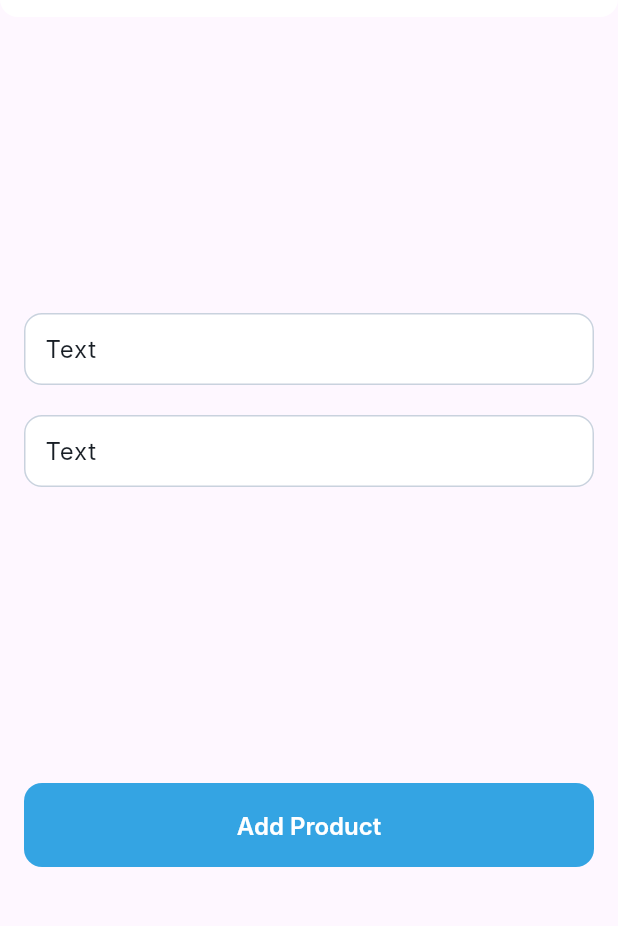
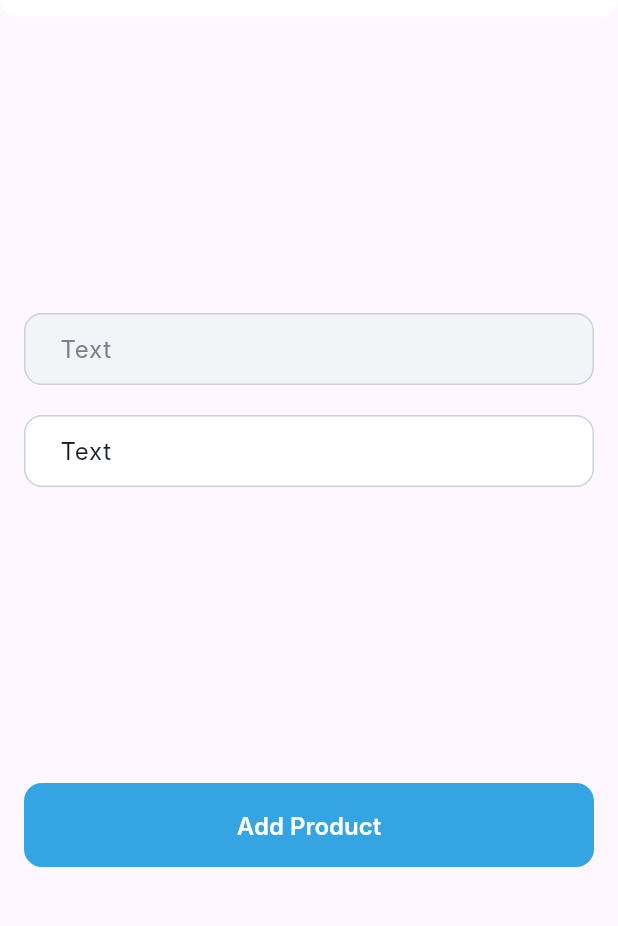
Before and after one commit to damjan-Igrowth/INT-Milan_Zezelj-Shop, a Flutter app: the screen it shows after launch, on a phone screen of 412 x 824 dp, the part 73-999 px from its top. Run offline on Flutter 3.47's test engine with Material 3 defaults, Android fonts, the phone set to English and light mode, and no system bars; Roboto replaces fonts that are missing (Inter).

Commit message:
Fixed content padding, label style and changed to stateless widget

```diff
--- a/lib/screens/home_screen.dart
+++ b/lib/screens/home_screen.dart
@@ -56,6 +56,7 @@ class _HomeScreenState extends State<HomeScreen> {
                 child: Column(
                   children: [
                     TBTextInput(
+                      enabled: false,
                       textEditingController: _textEditingController,
                       label: "Text",
                       validator: (value) {
--- a/lib/widgets/text_input_widget.dart
+++ b/lib/widgets/text_input_widget.dart
@@ -2,7 +2,7 @@ import 'package:flutter/material.dart';
 import 'package:tech_byte/utils/colors.dart';
 import 'package:tech_byte/utils/constants.dart';
 
-class TBTextInput extends StatefulWidget {
+class TBTextInput extends StatelessWidget {
   final TextEditingController textEditingController;
   final String label;
   final String? Function(String?)? validator;
@@ -15,38 +15,23 @@ class TBTextInput extends StatefulWidget {
       this.enabled});
 
   @override
-  State<TBTextInput> createState() => _TBTextInputState();
-}
-
-class _TBTextInputState extends State<TBTextInput> {
-  final FocusNode _focusNode = FocusNode();
-  @override
-  void initState() {
-    super.initState();
-  }
-
-  @override
   Widget build(BuildContext context) {
     return TextFormField(
-      enabled: widget.enabled,
+      enabled: enabled,
       onTapOutside: (event) {
-        _focusNode.unfocus();
+        FocusScope.of(context).unfocus();
       },
-      validator: widget.validator,
-      controller: widget.textEditingController,
-      focusNode: _focusNode,
+      validator: validator,
+      controller: textEditingController,
       style: MaterialStateTextStyle.resolveWith(
         (states) {
+          Color color = TBColor.textInput.black;
           if (states.contains(MaterialState.disabled)) {
-            return TextStyle(
-                color: TBColor.textInput.grey,
-                fontFamily: "Inter",
-                fontSize: 16,
-                fontWeight: FontWeight.w600);
+            color = TBColor.textInput.grey;
           }
 
           return TextStyle(
-              color: TBColor.textInput.black,
+              color: color,
               fontFamily: "Inter",
               fontSize: 16,
               fontWeight: FontWeight.w600);
@@ -56,36 +41,33 @@ class _TBTextInputState extends State<TBTextInput> {
         filled: true,
         contentPadding: EdgeInsets.symmetric(
             vertical: TBDimensions.textInput.verticalContentPadding,
-            horizontal: TBDimensions.textInput.verticalContentPadding),
-        labelText: widget.label,
-        labelStyle: MaterialStateTextStyle.resolveWith((states) {
+            horizontal: TBDimensions.textInput.horizontalContentPadding),
+        labelText: label,
+        floatingLabelStyle: MaterialStateTextStyle.resolveWith((states) {
+          Color color = TBColor.textInput.purple;
           if (states.contains(MaterialState.disabled)) {
-            return TextStyle(
-              color: TBColor.textInput.grey,
-              fontFamily: "Inter",
-              fontSize: 12,
-              fontWeight: FontWeight.w400,
-            );
+            color = TBColor.textInput.grey;
           }
-          if (states.contains(MaterialState.error) &&
-              states.contains(MaterialState.focused)) {
-            return TextStyle(
-              color: TBColor.textInput.red,
-              fontFamily: "Inter",
-              fontSize: 12,
-              fontWeight: FontWeight.w400,
-            );
-          }
-          if (states.contains(MaterialState.focused)) {
-            return TextStyle(
-              color: TBColor.textInput.purple,
-              fontFamily: "Inter",
-              fontSize: 12,
-              fontWeight: FontWeight.w400,
-            );
+          if (states.contains(MaterialState.error)) {
+            color = TBColor.textInput.red;
           }
           return TextStyle(
-            color: TBColor.textInput.black,
+            color: color,
+            fontFamily: "Inter",
+            fontSize: 12,
+            fontWeight: FontWeight.w400,
+          );
+        }),
+        labelStyle: MaterialStateTextStyle.resolveWith((states) {
+          Color color = TBColor.textInput.black;
+          if (states.contains(MaterialState.disabled)) {
+            color = TBColor.textInput.grey;
+          }
+          if (states.contains(MaterialState.error)) {
+            color = TBColor.textInput.red;
+          }
+          return TextStyle(
+            color: color,
             fontFamily: "Inter",
             fontSize: 16,
             fontWeight: FontWeight.w400,
```
